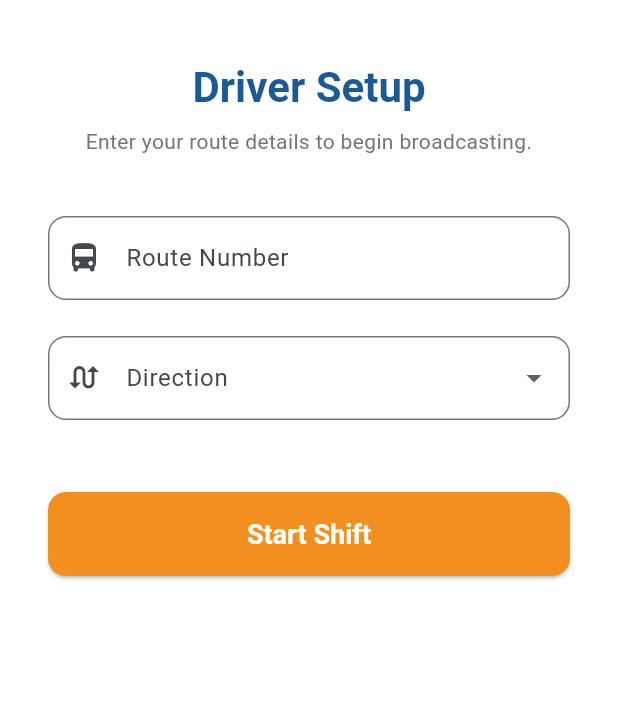
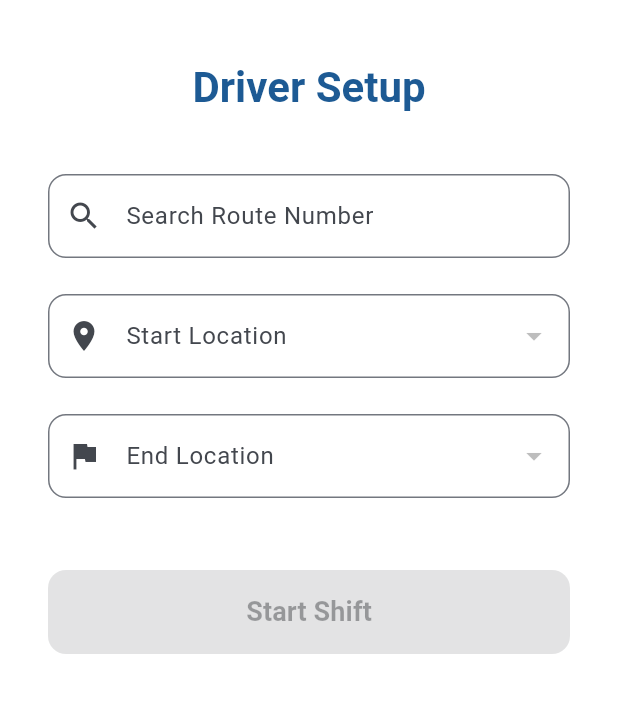
Before and after one commit to RC-inventrix/busko-mobile, a Flutter app: the screen it shows after launch, on a phone screen of 412 x 824 dp, the part 288-1001 px from its top. Run offline on Flutter 3.47's test engine with Material 3 defaults, Android fonts, the phone set to English and light mode, and no system bars; our stand-ins replace flutter_dotenv, geolocator; missing offline and left inert: stomp_dart_client.

Commit message:
feature 01

```diff
--- a/lib/screens/setup_screen.dart
+++ b/lib/screens/setup_screen.dart
@@ -1,5 +1,26 @@
+import 'dart:convert';
 import 'package:flutter/material.dart';
+import 'package:http/http.dart' as http;
 import 'broadcast_screen.dart'; // Import the screen we navigate to
+
+// --- Simple Model for the Route Data ---
+class RouteModel {
+  final int id;
+  final String routeNumber;
+  final String startLocation;
+  final String endLocation;
+
+  RouteModel({required this.id, required this.routeNumber, required this.startLocation, required this.endLocation});
+
+  factory RouteModel.fromJson(Map<String, dynamic> json) {
+    return RouteModel(
+      id: json['id'],
+      routeNumber: json['routeNumber'],
+      startLocation: json['startLocation'],
+      endLocation: json['endLocation'],
+    );
+  }
+}
 
 class DriverSetupScreen extends StatefulWidget {
   const DriverSetupScreen({super.key});
@@ -9,51 +30,103 @@ class DriverSetupScreen extends StatefulWidget {
 }
 
 class _DriverSetupScreenState extends State<DriverSetupScreen> {
-  final TextEditingController _routeNumberController = TextEditingController();
-  String? _selectedDirection;
+  final String backendUrl = 'http://10.0.2.2:8080'; // Change to your AWS IP later
+
   bool _isLoading = false;
 
-  final List<String> _directions = [
-    'Start to End (Forward)',
-    'End to Start (Return)',
-  ];
+  // State variables for the cascading selection
+  List<RouteModel> _fetchedRoutes = [];
+  String? _selectedRouteNumber;
+  String? _selectedStartLocation;
+  String? _selectedEndLocation;
+  RouteModel? _finalSelectedRoute;
 
+  // 1. Fetch autocomplete suggestions from Spring Boot
+  Future<List<String>> _searchRouteNumbers(String query) async {
+    if (query.isEmpty) return [];
+
+    try {
+      final response = await http.get(Uri.parse('$backendUrl/api/routes/search?query=$query'));
+      if (response.statusCode == 200) {
+        List<dynamic> data = json.decode(response.body);
+        _fetchedRoutes = data.map((json) => RouteModel.fromJson(json)).toList();
+
+        // Return only unique route numbers for the first dropdown
+        return _fetchedRoutes.map((r) => r.routeNumber).toSet().toList();
+      }
+    } catch (e) {
+      debugPrint('Error fetching routes: $e');
+    }
+    return [];
+  }
+
+  // 2. Start the shift and create the Bus record
   Future<void> _startShift() async {
-    if (_routeNumberController.text.isEmpty || _selectedDirection == null) {
+    if (_finalSelectedRoute == null) {
       ScaffoldMessenger.of(context).showSnackBar(
-        const SnackBar(content: Text('Please fill all fields')),
+        const SnackBar(content: Text('Please complete route selection')),
       );
       return;
     }
 
-    setState(() {
-      _isLoading = true;
-    });
+    setState(() => _isLoading = true);
 
-    // Simulating backend API call for /api/driver/startShift
-    await Future.delayed(const Duration(seconds: 1));
-    int generatedBusId = DateTime.now().millisecondsSinceEpoch % 1000;
-    int selectedRouteId = int.tryParse(_routeNumberController.text) ?? 1;
+    try {
+      // Create the Bus record in the backend
+      final response = await http.post(
+        Uri.parse('$backendUrl/api/buses/start?routeId=${_finalSelectedRoute!.id}'),
+      );
+
+      if (response.statusCode == 200) {
+        final busData = json.decode(response.body);
+        final generatedBusId = busData['id'];
 
         if (mounted) {
-      setState(() {
-        _isLoading = false;
-      });
           Navigator.pushReplacement(
             context,
             MaterialPageRoute(
               builder: (context) => DriverScreen(
                 busId: generatedBusId,
-            routeId: selectedRouteId,
-            routeDisplay: _routeNumberController.text,
+                routeId: _finalSelectedRoute!.id,
+                routeDisplay: '${_finalSelectedRoute!.routeNumber}: ${_finalSelectedRoute!.startLocation} to ${_finalSelectedRoute!.endLocation}',
               ),
             ),
           );
+        }
+      } else {
+        throw Exception('Failed to create bus');
+      }
+    } catch (e) {
+      if (mounted) {
+        ScaffoldMessenger.of(context).showSnackBar(
+          SnackBar(content: Text('Error starting shift: $e')),
+        );
+      }
+    } finally {
+      if (mounted) setState(() => _isLoading = false);
     }
   }
 
   @override
   Widget build(BuildContext context) {
+    // Filter available start locations based on selected route number
+    List<String> availableStartLocations = _selectedRouteNumber == null
+        ? []
+        : _fetchedRoutes
+        .where((r) => r.routeNumber == _selectedRouteNumber)
+        .map((r) => r.startLocation)
+        .toSet()
+        .toList();
+
+    // Filter available end locations based on selected route number AND start location
+    List<String> availableEndLocations = _selectedStartLocation == null
+        ? []
+        : _fetchedRoutes
+        .where((r) => r.routeNumber == _selectedRouteNumber && r.startLocation == _selectedStartLocation)
+        .map((r) => r.endLocation)
+        .toSet()
+        .toList();
+
     return Scaffold(
       backgroundColor: Colors.white,
       body: SafeArea(
@@ -78,62 +151,94 @@ class _DriverSetupScreenState extends State<DriverSetupScreen> {
                 ),
                 textAlign: TextAlign.center,
               ),
-              const SizedBox(height: 8),
-              Text(
-                'Enter your route details to begin broadcasting.',
-                style: Theme.of(context).textTheme.bodyMedium?.copyWith(
-                  color: Colors.grey[600],
-                ),
-                textAlign: TextAlign.center,
-              ),
               const SizedBox(height: 40),
-              TextField(
-                controller: _routeNumberController,
-                keyboardType: TextInputType.number,
+
+              // 1. Route Number Autocomplete
+              Autocomplete<String>(
+                optionsBuilder: (TextEditingValue textEditingValue) {
+                  return _searchRouteNumbers(textEditingValue.text);
+                },
+                onSelected: (String selection) {
+                  setState(() {
+                    _selectedRouteNumber = selection;
+                    _selectedStartLocation = null; // Reset children
+                    _selectedEndLocation = null;
+                    _finalSelectedRoute = null;
+                  });
+                },
+                fieldViewBuilder: (context, controller, focusNode, onEditingComplete) {
+                  return TextField(
+                    controller: controller,
+                    focusNode: focusNode,
                     decoration: const InputDecoration(
-                  labelText: 'Route Number',
-                  prefixIcon: Icon(Icons.directions_bus),
+                      labelText: 'Search Route Number',
+                      prefixIcon: Icon(Icons.search),
                       hintText: 'e.g. 138',
                     ),
+                  );
+                },
               ),
               const SizedBox(height: 24),
+
+              // 2. Start Location Dropdown
               DropdownButtonFormField<String>(
                 decoration: const InputDecoration(
-                  labelText: 'Direction',
-                  prefixIcon: Icon(Icons.swap_calls),
+                  labelText: 'Start Location',
+                  prefixIcon: Icon(Icons.location_on),
                 ),
-                value: _selectedDirection,
-                items: _directions.map((String direction) {
-                  return DropdownMenuItem(
-                    value: direction,
-                    child: Text(direction),
+                value: _selectedStartLocation,
+                items: availableStartLocations.map((String location) {
+                  return DropdownMenuItem(value: location, child: Text(location));
+                }).toList(),
+                onChanged: _selectedRouteNumber == null ? null : (String? newValue) {
+                  setState(() {
+                    _selectedStartLocation = newValue;
+                    _selectedEndLocation = null; // Reset child
+                    _finalSelectedRoute = null;
+                  });
+                },
+              ),
+              const SizedBox(height: 24),
+
+              // 3. End Location Dropdown
+              DropdownButtonFormField<String>(
+                decoration: const InputDecoration(
+                  labelText: 'End Location',
+                  prefixIcon: Icon(Icons.flag),
+                ),
+                value: _selectedEndLocation,
+                items: availableEndLocations.map((String location) {
+                  return DropdownMenuItem(value: location, child: Text(location));
+                }).toList(),
+                onChanged: _selectedStartLocation == null ? null : (String? newValue) {
+                  setState(() {
+                    _selectedEndLocation = newValue;
+                    // Find the exact route object now that we have all three pieces of info
+                    _finalSelectedRoute = _fetchedRoutes.firstWhere(
+                            (r) => r.routeNumber == _selectedRouteNumber &&
+                            r.startLocation == _selectedStartLocation &&
+                            r.endLocation == _selectedEndLocation
                     );
-                }).toList(),
-                onChanged: (String? newValue) {
-                  setState(() {
-                    _selectedDirection = newValue;
                   });
                 },
               ),
               const SizedBox(height: 48),
+
+              // 4. Save & Start Button
               SizedBox(
                 height: 56,
                 child: ElevatedButton(
-                  onPressed: _isLoading ? null : _startShift,
+                  onPressed: (_isLoading || _finalSelectedRoute == null) ? null : _startShift,
                   style: ElevatedButton.styleFrom(
                     backgroundColor: Theme.of(context).colorScheme.secondary,
                     foregroundColor: Colors.white,
                     shape: RoundedRectangleBorder(
                       borderRadius: BorderRadius.circular(12),
                     ),
-                    textStyle: const TextStyle(
-                      fontSize: 18,
-                      fontWeight: FontWeight.bold,
-                    ),
                   ),
                   child: _isLoading
                       ? const CircularProgressIndicator(color: Colors.white)
-                      : const Text('Start Shift'),
+                      : const Text('Start Shift', style: TextStyle(fontSize: 18, fontWeight: FontWeight.bold)),
                 ),
               ),
             ],
--- a/pubspec.yaml
+++ b/pubspec.yaml
@@ -14,6 +14,7 @@ dependencies:
   geolocator: ^14.0.2
   stomp_dart_client: ^3.0.1
   flutter_dotenv: ^6.0.1
+  http: ^1.6.0
 
 dev_dependencies:
   flutter_test:
```
Also changed, not shown: pubspec.lock, 6 other files. Lines whose indentation alone changed are shown as unchanged.
